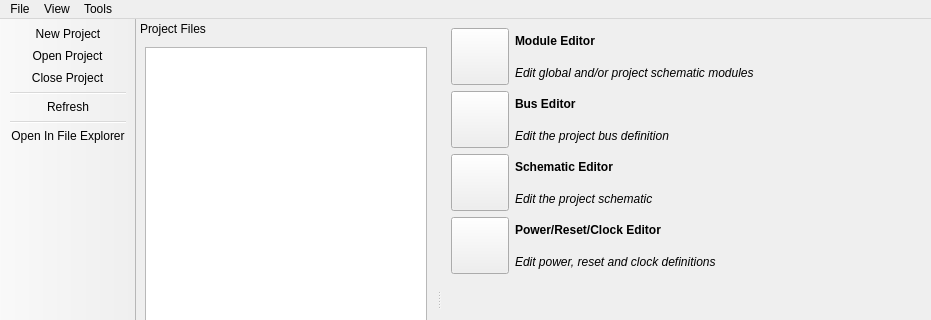
Old version of the form ui/mainwindow.ui in the repository vowstar/qsoc; both pictures show x 0 to 931 and y 0 to 320 of the 931 by 600 pixel window.
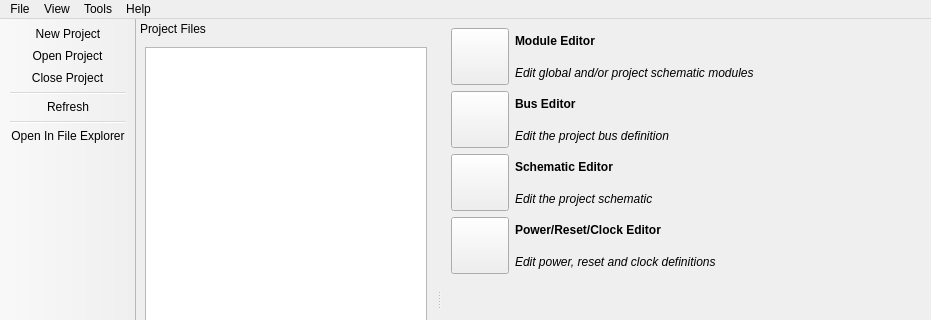
New version of the form. Icons and pictures are not drawn.

```diff
--- a/ui/mainwindow.ui
+++ b/ui/mainwindow.ui
@@ -237,9 +237,17 @@
     <addaction name="actionSchematicEditor" />
     <addaction name="actionPRCEditor" />
    </widget>
+   <widget class="QMenu" name="menuHelp">
+    <property name="title">
+     <string>Help</string>
+    </property>
+    <addaction name="actionAbout" />
+    <addaction name="actionAboutQt" />
+   </widget>
    <addaction name="menuFile" />
    <addaction name="menuView" />
    <addaction name="menuTools" />
+   <addaction name="menuHelp" />
   </widget>
   <widget class="QStatusBar" name="statusbar" />
   <widget class="QDockWidget" name="dockWidgetProjectFile">
```
Left out of the diff: 22 changed lines with no effect on the pictures.
